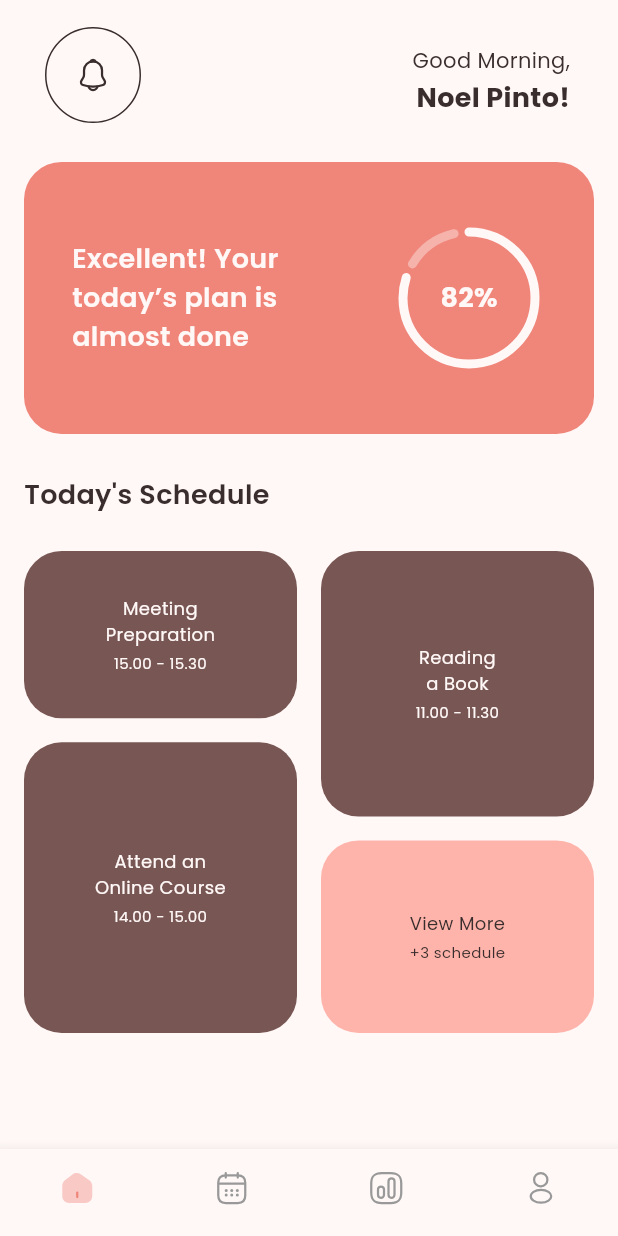
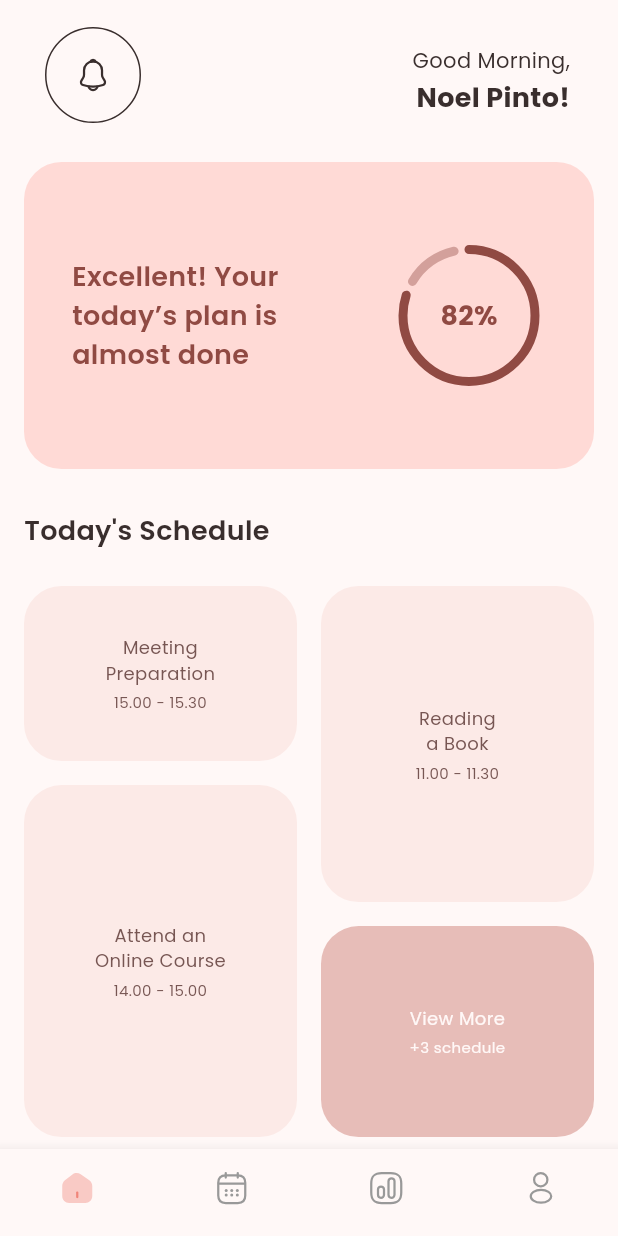
Before and after one commit to curiouslumber/Planora, a Flutter app: the screen it shows after launch, on a phone screen of 412 x 824 dp. Run offline on Flutter 3.47's test engine with Material 3 defaults, Android fonts, the phone set to English and light mode, and no system bars; our stand-ins replace flutter_svg, get, google_fonts.

Commit message:
updated colors for theme

```diff
--- a/lib/views/home_page.dart
+++ b/lib/views/home_page.dart
@@ -19,7 +19,12 @@ class _LayoutPageState extends State<LayoutPage> {
 
   final List<Widget> _pages = [
     Center(child: Home()),
-    Center(child: Text('Calendar Page', style: TextStyle(fontSize: 24))),
+    Center(
+      child: Text(
+        'Calendar Page',
+        style: TextStyle(fontSize: 24, color: Colors.orange),
+      ),
+    ),
     Center(child: Text('Activity Page', style: TextStyle(fontSize: 24))),
     Center(child: Text('Profile Page', style: TextStyle(fontSize: 24))),
   ];
--- a/lib/views/pages/home.dart
+++ b/lib/views/pages/home.dart
@@ -82,12 +82,13 @@ class _HomeState extends State<Home> {
             crossAxisAlignment: CrossAxisAlignment.start,
             spacing: 24,
             children: [
-              Container(
+              Expanded(
+                child: Container(
                   margin: EdgeInsets.only(bottom: 4),
                   height: context.height * 0.22,
                   padding: EdgeInsets.symmetric(horizontal: 32),
                   decoration: BoxDecoration(
-                  color: Color(0xffF0857A),
+                    color: context.theme.colorScheme.primaryContainer,
                     borderRadius: BorderRadius.circular(25),
                   ),
                   alignment: Alignment.center,
@@ -100,7 +101,7 @@ class _HomeState extends State<Home> {
                           'Excellent! Your today’s plan is almost done',
                           style: TextStyle(
                             fontFamily: GoogleFonts.poppins().fontFamily,
-                          color: context.theme.colorScheme.surface,
+                            color: context.theme.colorScheme.primary,
                             fontSize: 18,
                             fontWeight: FontWeight.w600,
                           ),
@@ -119,15 +120,18 @@ class _HomeState extends State<Home> {
                                 strokeWidth: 6,
                                 strokeAlign: 8,
                                 value: 0.8,
-                              color: context.theme.colorScheme.surface,
-                              backgroundColor: context.theme.colorScheme.surface
+                                color: context.theme.colorScheme.primary,
+                                backgroundColor: context
+                                    .theme
+                                    .colorScheme
+                                    .primary
                                     .withOpacity(0.4),
                               ),
                               Text(
                                 '82%',
                                 style: TextStyle(
                                   fontFamily: GoogleFonts.poppins().fontFamily,
-                                color: context.theme.cardColor,
+                                  color: context.theme.colorScheme.primary,
                                   fontSize: 18,
                                   fontWeight: FontWeight.bold,
                                 ),
@@ -139,7 +143,10 @@ class _HomeState extends State<Home> {
                     ],
                   ),
                 ),
-              Column(
+              ),
+              Expanded(
+                flex: 2,
+                child: Column(
                   mainAxisAlignment: MainAxisAlignment.start,
                   crossAxisAlignment: CrossAxisAlignment.start,
                   spacing: 24,
@@ -153,8 +160,9 @@ class _HomeState extends State<Home> {
                         fontWeight: FontWeight.w600,
                       ),
                     ),
-                  TwoColumnRandomGrid(),
+                    Expanded(flex: 1, child: TwoColumnRandomGrid()),
                   ],
+                ),
               ),
             ],
           ),
--- a/lib/widgets/home_grid.dart
+++ b/lib/widgets/home_grid.dart
@@ -10,21 +10,22 @@ class TwoColumnRandomGrid extends StatelessWidget {
 
   @override
   Widget build(BuildContext context) {
-    // Total height for the container (e.g. 39% of screen height)
-    final double totalHeight = MediaQuery.of(context).size.height * 0.39;
-    // Vertical spacing between the two blocks in a column
+    return LayoutBuilder(
+      builder: (context, constraints) {
+        // Use the parent's maximum height
+        final double totalHeight = constraints.maxHeight;
         final double verticalSpacing = 16;
-    // Available height in each column after subtracting the spacing
+        // Calculate the available height for each column after accounting for spacing
         final double availableHeight = totalHeight - verticalSpacing;
 
-    // For each column, reserve the minimum height for 2 blocks.
+        // Reserve the minimum height for the two blocks in a column.
         final double requiredMin = 2 * minHeight;
         assert(
           availableHeight >= requiredMin,
           'Not enough height to allocate the minimum height for both blocks.',
         );
 
-    // Extra height available to distribute
+        // Extra height available to distribute randomly.
         final double extra = availableHeight - requiredMin;
 
         // For Column 1: generate a random split.
@@ -37,9 +38,7 @@ class TwoColumnRandomGrid extends StatelessWidget {
         final double col2Item1 = minHeight + r2 * extra;
         final double col2Item2 = minHeight + (1 - r2) * extra;
 
-    return SizedBox(
-      height: totalHeight,
-      child: Row(
+        return Row(
           mainAxisAlignment: MainAxisAlignment.spaceEvenly,
           crossAxisAlignment: CrossAxisAlignment.start,
           children: [
@@ -50,29 +49,30 @@ class TwoColumnRandomGrid extends StatelessWidget {
                   Container(
                     height: col1Item1,
                     decoration: BoxDecoration(
-                    color: context.theme.colorScheme.secondary,
+                      color: context.theme.colorScheme.surfaceContainer,
                       borderRadius: BorderRadius.circular(25),
                     ),
                     child: Center(
                       child: Column(
                         mainAxisAlignment: MainAxisAlignment.center,
                         crossAxisAlignment: CrossAxisAlignment.center,
-                      spacing: 4,
+                        // Note: For spacing between children inside Column, you can wrap them in a Column with a SizedBox
                         children: [
                           Text(
                             "Meeting\nPreparation",
                             textAlign: TextAlign.center,
                             style: TextStyle(
                               fontSize: 12,
-                            color: context.theme.colorScheme.surface,
+                              color: context.theme.colorScheme.secondary,
                             ),
                           ),
+                          SizedBox(height: 4),
                           Text(
                             "15.00 - 15.30",
                             textAlign: TextAlign.center,
                             style: TextStyle(
                               fontSize: 10,
-                            color: context.theme.colorScheme.surface,
+                              color: context.theme.colorScheme.secondary,
                             ),
                           ),
                         ],
@@ -83,29 +83,29 @@ class TwoColumnRandomGrid extends StatelessWidget {
                   Container(
                     height: col1Item2,
                     decoration: BoxDecoration(
-                    color: context.theme.colorScheme.secondary,
+                      color: context.theme.colorScheme.surfaceContainer,
                       borderRadius: BorderRadius.circular(25),
                     ),
                     child: Center(
                       child: Column(
                         mainAxisAlignment: MainAxisAlignment.center,
                         crossAxisAlignment: CrossAxisAlignment.center,
-                      spacing: 4,
                         children: [
                           Text(
                             "Attend an\nOnline Course",
                             textAlign: TextAlign.center,
                             style: TextStyle(
                               fontSize: 12,
-                            color: context.theme.colorScheme.surface,
+                              color: context.theme.colorScheme.secondary,
                             ),
                           ),
+                          SizedBox(height: 4),
                           Text(
                             "14.00 - 15.00",
                             textAlign: TextAlign.center,
                             style: TextStyle(
                               fontSize: 10,
-                            color: context.theme.colorScheme.surface,
+                              color: context.theme.colorScheme.secondary,
                             ),
                           ),
                         ],
@@ -123,25 +123,58 @@ class TwoColumnRandomGrid extends StatelessWidget {
                   Container(
                     height: col2Item1,
                     decoration: BoxDecoration(
-                    color: context.theme.colorScheme.secondary,
+                      color: context.theme.colorScheme.surfaceContainer,
                       borderRadius: BorderRadius.circular(25),
                     ),
                     child: Center(
                       child: Column(
                         mainAxisAlignment: MainAxisAlignment.center,
                         crossAxisAlignment: CrossAxisAlignment.center,
-                      spacing: 4,
                         children: [
                           Text(
                             "Reading\na Book",
                             textAlign: TextAlign.center,
                             style: TextStyle(
                               fontSize: 12,
+                              color: context.theme.colorScheme.secondary,
+                            ),
+                          ),
+                          SizedBox(height: 4),
+                          Text(
+                            "11.00 - 11.30",
+                            textAlign: TextAlign.center,
+                            style: TextStyle(
+                              fontSize: 10,
+                              color: context.theme.colorScheme.secondary,
+                            ),
+                          ),
+                        ],
+                      ),
+                    ),
+                  ),
+                  SizedBox(height: verticalSpacing),
+                  Container(
+                    height: col2Item2,
+                    decoration: BoxDecoration(
+                      color: context.theme.colorScheme.secondaryFixedDim,
+                      borderRadius: BorderRadius.circular(25),
+                    ),
+                    child: Center(
+                      child: Column(
+                        mainAxisAlignment: MainAxisAlignment.center,
+                        crossAxisAlignment: CrossAxisAlignment.center,
+                        children: [
+                          Text(
+                            "View More",
+                            textAlign: TextAlign.center,
+                            style: TextStyle(
+                              fontSize: 12,
                               color: context.theme.colorScheme.surface,
                             ),
                           ),
+                          SizedBox(height: 4),
                           Text(
-                          "11.00 - 11.30",
+                            "+3 schedule",
                             textAlign: TextAlign.center,
                             style: TextStyle(
                               fontSize: 10,
@@ -152,44 +185,12 @@ class TwoColumnRandomGrid extends StatelessWidget {
                       ),
                     ),
                   ),
-                SizedBox(height: verticalSpacing),
-                Container(
-                  height: col2Item2,
-                  decoration: BoxDecoration(
-                    color: context.theme.colorScheme.inversePrimary,
-                    borderRadius: BorderRadius.circular(25),
-                  ),
-                  child: Center(
-                    child: Column(
-                      mainAxisAlignment: MainAxisAlignment.center,
-                      crossAxisAlignment: CrossAxisAlignment.center,
-                      spacing: 4,
-                      children: [
-                        Text(
-                          "View More",
-                          textAlign: TextAlign.center,
-                          style: TextStyle(
-                            fontSize: 12,
-                            color: context.theme.colorScheme.inverseSurface,
-                          ),
-                        ),
-                        Text(
-                          "+3 schedule",
-                          textAlign: TextAlign.center,
-                          style: TextStyle(
-                            fontSize: 10,
-                            color: context.theme.colorScheme.inverseSurface,
-                          ),
-                        ),
-                      ],
-                    ),
-                  ),
-                ),
                 ],
               ),
             ),
           ],
-      ),
+        );
+      },
     );
   }
 }
```
Lines whose indentation alone changed are shown as unchanged.
